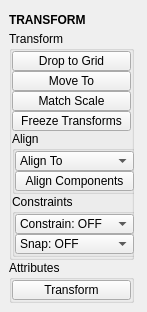
Qt form tentacle/ui/transform.ui (m3trik/tentacle) before a commit.
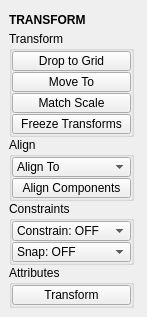
The same form after that commit. Custom widgets are drawn as their Qt base class.

What changed in the file:
```diff
--- a/tentacle/ui/transform.ui
+++ b/tentacle/ui/transform.ui
@@ -10,7 +10,7 @@
     <x>0</x>
     <y>0</y>
     <width>147</width>
-    <height>299</height>
+    <height>306</height>
    </rect>
   </property>
   <property name="minimumSize">
@@ -37,7 +37,7 @@
   <property name="dockOptions">
    <set>QMainWindow::AllowNestedDocks|QMainWindow::AllowTabbedDocks|QMainWindow::AnimatedDocks|QMainWindow::ForceTabbedDocks</set>
   </property>
-  <widget class="QWidget" name="main_widget">
+  <widget class="QWidget" name="central_widget">
    <property name="maximumSize">
     <size>
      <width>999</width>
@@ -94,7 +94,7 @@
         </property>
         <layout class="QVBoxLayout" name="verticalLayout_3">
          <property name="spacing">
-          <number>0</number>
+          <number>1</number>
          </property>
          <property name="leftMargin">
           <number>0</number>
@@ -280,6 +280,9 @@
            </property>
           </widget>
          </item>
+        </layout>
+       </widget>
+      </item>
          <item>
           <widget class="QGroupBox" name="align">
            <property name="enabled">
@@ -302,7 +305,7 @@
            </property>
            <layout class="QVBoxLayout" name="verticalLayout_4">
             <property name="spacing">
-             <number>0</number>
+          <number>1</number>
             </property>
             <property name="leftMargin">
              <number>0</number>
@@ -405,7 +408,7 @@
            </property>
            <layout class="QVBoxLayout" name="verticalLayout_5">
             <property name="spacing">
-             <number>0</number>
+          <number>1</number>
             </property>
             <property name="leftMargin">
              <number>0</number>
@@ -482,9 +485,6 @@
            </layout>
           </widget>
          </item>
-        </layout>
-       </widget>
-      </item>
       <item>
        <widget class="QGroupBox" name="Attributes">
         <property name="minimumSize">
@@ -504,7 +504,7 @@
         </property>
         <layout class="QVBoxLayout" name="verticalLayout_7">
          <property name="spacing">
-          <number>0</number>
+          <number>1</number>
          </property>
          <property name="leftMargin">
           <number>0</number>
```
Left out of the diff: 2 changed lines with no effect on the pictures. Lines whose indentation alone changed are shown as unchanged.
